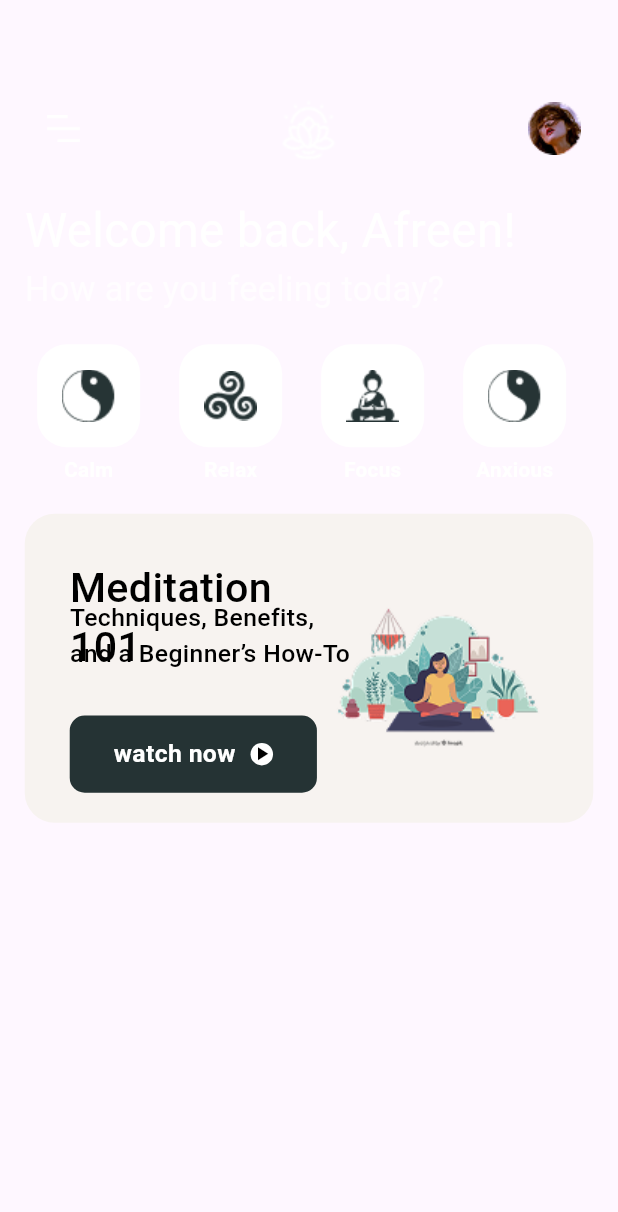
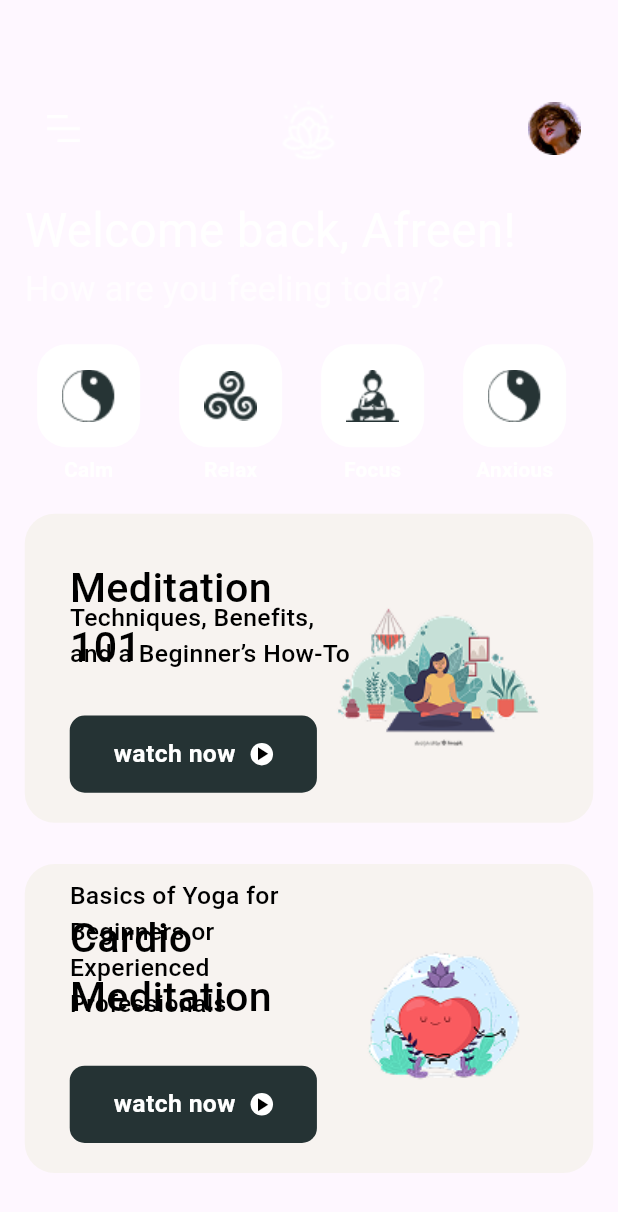
Before and after one commit to aydinNazari/meditationApp, a Flutter app: the screen it shows after launch, on a phone screen of 412 x 824 dp. Shown: the top 1212 px of the screen. Run offline on Flutter 3.47's test engine with Material 3 defaults, Android fonts, the phone set to English and light mode, and no system bars; our stand-ins replace google_fonts; Roboto replaces fonts that are missing (Alegreya).

Commit message:
05.02.2025_1

```diff
--- a/lib/Screens/home_screen.dart
+++ b/lib/Screens/home_screen.dart
@@ -1,5 +1,6 @@
 import 'package:flutter/material.dart';
 import 'package:google_fonts/google_fonts.dart';
+import 'package:untitled1/widgets/home_screen_card_widget.dart';
 import 'package:untitled1/widgets/horizantal_menu_bar_card_widget.dart';
 
 import '../contant.dart';
@@ -94,97 +95,18 @@ class HomeScreen extends StatelessWidget {
             height: 10,
           ),
           Padding(
-            padding: EdgeInsets.symmetric(horizontal: size.width / 25),
-            child: Stack(
-              children: [
-                Container(
-                  width: size.width,
-                  height: size.height / 4,
-                  decoration: const BoxDecoration(
-                      color: Color(0xffF7F3F0),
-                      borderRadius: BorderRadius.all(Radius.circular(20))),
-                ),
-                Positioned(
-                  left: 30,
-                  top: 30,
-                  bottom: 0,
-                  child: SizedBox(
-                    width: size.width / 2.2,
-                    child: Text(
-                      'Meditation 101',
-                      style: GoogleFonts.alegreya(
-                          color: Colors.black,
-                          fontSize: size.width / 15,
-                          fontWeight: FontWeight.w500),
-                    ),
-                  ),
-                ),
-                Positioned(
-                  left: 30,
-                  bottom: 100,
-                  child: SizedBox(
-                    width: size.width / 2.2,
-                    child: Text(
-                      'Techniques, Benefits, and a Beginner’s How-To',
-                      style: GoogleFonts.alegreya(
-                          color: Colors.black,
-                          fontSize: size.width / 25,
-                          fontWeight: FontWeight.w500),
-                    ),
-                  ),
-                ),
-                Positioned(
-                  right: 0,
-                  child: SizedBox(
-                    width: size.width / 2,
-                    height: size.width / 2,
-                    child: Image.asset(
-                        'assets/images/2844687-removebg-preview 1.png'),
-                  ),
-                ),
-                Positioned(
-                    left: 30,
-                    bottom: 20,
-                    child: Container(
-                      width: size.width / 2.5,
-                      height: size.width / 8,
-                      decoration: const BoxDecoration(
-                          borderRadius: BorderRadius.all(Radius.circular(10)),
-                          color: Color(0xff253334)),
-                      child: Row(
-                        mainAxisAlignment: MainAxisAlignment.center,
-                        children: [
-                          Text(
-                            'watch now',
-                            style: TextStyle(
-                                color: Colors.white,
-                                fontWeight: FontWeight.w600,
-                                fontSize: size.width / 25),
-                          ),
-                          const SizedBox(
-                            width: 10,
-                          ),
-                          Container(
-                            width: 15,
-                            height: 15,
-                            decoration: BoxDecoration(
-                              color: Colors.white,
-                              shape: BoxShape.circle,
-                            ),
-                            child: Center(
-                              child: Icon(
-                                size: 15,
-                                Icons.play_arrow,
-                                color: Colors.black,
-                              ),
-                            ),
-                          )
-                        ],
-                      ),
-                    ))
-              ],
-            ),
-          )
+              padding: EdgeInsets.symmetric(horizontal: size.width / 25),
+              child: const HomeScreenCardWidget(
+                  txt1: 'Meditation 101',
+                  txt2: 'Techniques, Benefits, and a Beginner’s How-To',
+                  imgUrl: 'assets/images/2844687-removebg-preview 1.png')),
+          SizedBox(height: size.height/30,),
+          Padding(
+              padding: EdgeInsets.symmetric(horizontal: size.width / 25),
+              child: const HomeScreenCardWidget(
+                  txt1: 'Cardio Meditation',
+                  txt2: 'Basics of Yoga for Beginners or Experienced Professionals',
+                  imgUrl: 'assets/images/2831156-removebg-preview 1.png'))
         ],
       ),
     );
--- /dev/null
+++ b/lib/widgets/home_screen_card_widget.dart
@@ -0,0 +1,108 @@
+import 'package:flutter/material.dart';
+import 'package:google_fonts/google_fonts.dart';
+
+class HomeScreenCardWidget extends StatelessWidget {
+  const HomeScreenCardWidget({
+    super.key, required this.txt1, required this.txt2, required this.imgUrl,
+
+  });
+
+  final String txt1;
+  final String txt2;
+  final String imgUrl;
+
+
+  @override
+  Widget build(BuildContext context) {
+    Size size=MediaQuery.of(context).size;
+    return Stack(
+      children: [
+        Container(
+          width: size.width,
+          height: size.height / 4,
+          decoration: const BoxDecoration(
+              color: Color(0xffF7F3F0),
+              borderRadius: BorderRadius.all(Radius.circular(20))),
+        ),
+        Positioned(
+          left: 30,
+          top: 30,
+          bottom: 0,
+          child: SizedBox(
+            width: size.width / 2.2,
+            child: Text(
+              txt1,
+              style: GoogleFonts.alegreya(
+                  color: Colors.black,
+                  fontSize: size.width / 15,
+                  fontWeight: FontWeight.w500),
+            ),
+          ),
+        ),
+        Positioned(
+          left: 30,
+          bottom: 100,
+          child: SizedBox(
+            width: size.width / 2.2,
+            child: Text(
+              txt2,
+              style: GoogleFonts.alegreya(
+                  color: Colors.black,
+                  fontSize: size.width / 25,
+                  fontWeight: FontWeight.w500),
+            ),
+          ),
+        ),
+        Positioned(
+          right: 0,
+          child: SizedBox(
+            width: size.width / 2,
+            height: size.width / 2,
+            child: Image.asset(
+                imgUrl),
+          ),
+        ),
+        Positioned(
+            left: 30,
+            bottom: 20,
+            child: Container(
+              width: size.width / 2.5,
+              height: size.width / 8,
+              decoration: const BoxDecoration(
+                  borderRadius: BorderRadius.all(Radius.circular(10)),
+                  color: Color(0xff253334)),
+              child: Row(
+                mainAxisAlignment: MainAxisAlignment.center,
+                children: [
+                  Text(
+                    'watch now',
+                    style: TextStyle(
+                        color: Colors.white,
+                        fontWeight: FontWeight.w600,
+                        fontSize: size.width / 25),
+                  ),
+                  const SizedBox(
+                    width: 10,
+                  ),
+                  Container(
+                    width: 15,
+                    height: 15,
+                    decoration: BoxDecoration(
+                      color: Colors.white,
+                      shape: BoxShape.circle,
+                    ),
+                    child: Center(
+                      child: Icon(
+                        size: 15,
+                        Icons.play_arrow,
+                        color: Colors.black,
+                      ),
+                    ),
+                  )
+                ],
+              ),
+            ))
+      ],
+    );
+  }
+}
```
Also changed, not shown: assets/images/2831156-removebg-preview 1.png (added).
